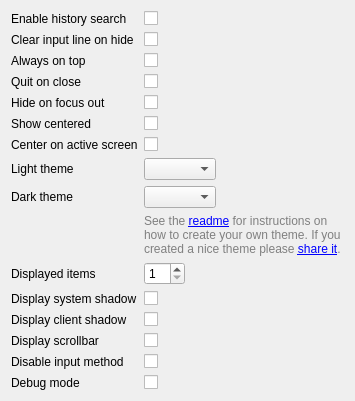
This is widgetsboxmodel/src/configwidget.ui in albertlauncher/plugins as Qt 5 draws it before an edit. The edited form follows.
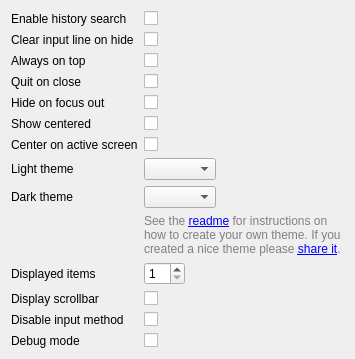
This is the edited form.

Commit message:
[widgetsboxmodel] Customizable shadow
Drop graphics effect.
Add a dedicated class for the windowframe.
Cache the background.

```diff
--- a/widgetsboxmodel/src/configwidget.ui
+++ b/widgetsboxmodel/src/configwidget.ui
@@ -304,55 +304,6 @@
     </widget>
    </item>
    <item row="11" column="0">
-    <widget class="QLabel" name="label_system_shadow">
-     <property name="text">
-      <string>Display system shadow</string>
-     </property>
-     <property name="buddy">
-      <cstring>checkBox_system_shadow</cstring>
-     </property>
-    </widget>
-   </item>
-   <item row="11" column="1">
-    <widget class="QCheckBox" name="checkBox_system_shadow">
-     <property name="sizePolicy">
-      <sizepolicy hsizetype="Fixed" vsizetype="Fixed">
-       <horstretch>0</horstretch>
-       <verstretch>0</verstretch>
-      </sizepolicy>
-     </property>
-     <property name="toolTip">
-      <string>Tell the system to draw a shadow around the window. Note that on some systems this may look pretty ugly. Use the client shadow in this case.</string>
-     </property>
-     <property name="text">
-      <string/>
-     </property>
-    </widget>
-   </item>
-   <item row="12" column="0">
-    <widget class="QLabel" name="label_client_shadow">
-     <property name="text">
-      <string>Display client shadow</string>
-     </property>
-     <property name="buddy">
-      <cstring>checkBox_client_shadow</cstring>
-     </property>
-    </widget>
-   </item>
-   <item row="12" column="1">
-    <widget class="QCheckBox" name="checkBox_client_shadow">
-     <property name="sizePolicy">
-      <sizepolicy hsizetype="Fixed" vsizetype="Fixed">
-       <horstretch>0</horstretch>
-       <verstretch>0</verstretch>
-      </sizepolicy>
-     </property>
-     <property name="toolTip">
-      <string>Draw a shadow on the client side.</string>
-     </property>
-    </widget>
-   </item>
-   <item row="13" column="0">
     <widget class="QLabel" name="label_scrollbar">
      <property name="sizePolicy">
       <sizepolicy hsizetype="Minimum" vsizetype="Preferred">
@@ -368,7 +319,7 @@
      </property>
     </widget>
    </item>
-   <item row="13" column="1">
+   <item row="11" column="1">
     <widget class="QCheckBox" name="checkBox_scrollbar">
      <property name="sizePolicy">
       <sizepolicy hsizetype="Fixed" vsizetype="Fixed">
@@ -381,21 +332,31 @@
      </property>
     </widget>
    </item>
-   <item row="14" column="0">
+   <item row="12" column="0">
     <widget class="QLabel" name="label_input_method">
      <property name="text">
       <string>Disable input method</string>
      </property>
     </widget>
    </item>
-   <item row="15" column="0">
+   <item row="12" column="1">
+    <widget class="QCheckBox" name="checkBox_input_method">
+     <property name="sizePolicy">
+      <sizepolicy hsizetype="Fixed" vsizetype="Fixed">
+       <horstretch>0</horstretch>
+       <verstretch>0</verstretch>
+      </sizepolicy>
+     </property>
+    </widget>
+   </item>
+   <item row="13" column="0">
     <widget class="QLabel" name="label_debug">
      <property name="text">
       <string>Debug mode</string>
      </property>
     </widget>
    </item>
-   <item row="15" column="1">
+   <item row="13" column="1">
     <widget class="QCheckBox" name="checkBox_debug">
      <property name="sizePolicy">
       <sizepolicy hsizetype="Fixed" vsizetype="Fixed">
@@ -408,16 +369,6 @@
      </property>
     </widget>
    </item>
-   <item row="14" column="1">
-    <widget class="QCheckBox" name="checkBox_input_method">
-     <property name="sizePolicy">
-      <sizepolicy hsizetype="Fixed" vsizetype="Fixed">
-       <horstretch>0</horstretch>
-       <verstretch>0</verstretch>
-      </sizepolicy>
-     </property>
-    </widget>
-   </item>
   </layout>
  </widget>
  <tabstops>
```
Left out of the diff: 2 changed lines with no effect on the pictures. The commit also changes 5 other files.
